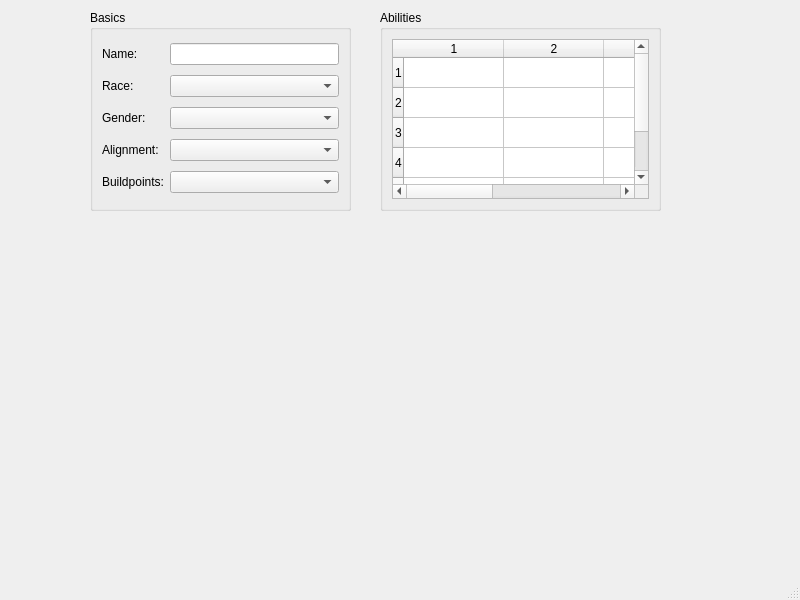
First picture: the form in trunk/qtui/MainWindow.ui, repository djhenderson/ddochargen, before the edit.
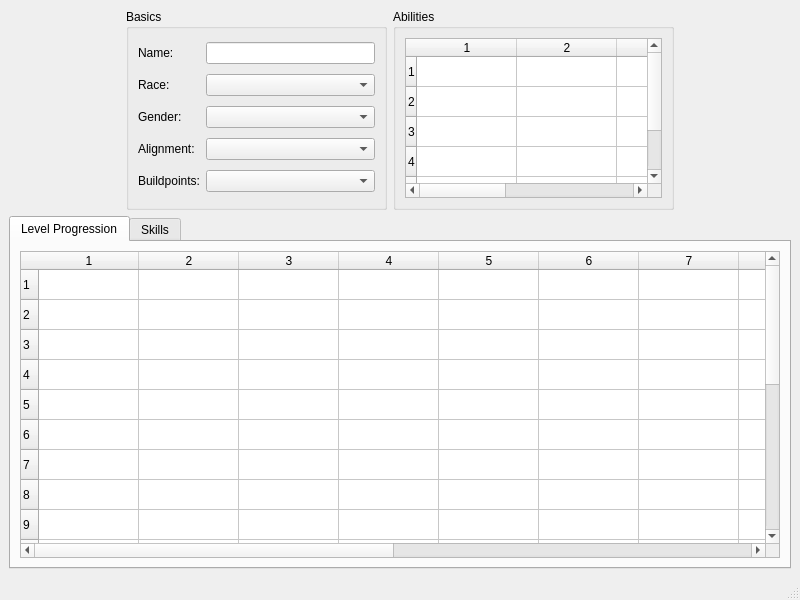
Second picture: the form after the edit.

Commit message: Did more work on the level table and removed the GTK GUI.

Diff of the .ui file:
```diff
--- a/trunk/qtui/MainWindow.ui
+++ b/trunk/qtui/MainWindow.ui
@@ -13,14 +13,20 @@
    <string>DDO Chargen</string>
   </property>
   <widget class="QWidget" name="centralwidget" >
+   <layout class="QGridLayout" >
+    <item rowspan="2" row="0" column="1" >
    <widget class="QGroupBox" name="groupBox" >
-    <property name="geometry" >
-     <rect>
-      <x>90</x>
-      <y>10</y>
+      <property name="minimumSize" >
+       <size>
       <width>261</width>
       <height>201</height>
-     </rect>
+       </size>
+      </property>
+      <property name="maximumSize" >
+       <size>
+        <width>261</width>
+        <height>201</height>
+       </size>
     </property>
     <property name="title" >
      <string>Basics</string>
@@ -78,14 +84,20 @@
      </item>
     </layout>
    </widget>
+    </item>
+    <item rowspan="2" row="0" column="2" >
    <widget class="QGroupBox" name="gb" >
-    <property name="geometry" >
-     <rect>
-      <x>380</x>
-      <y>10</y>
+      <property name="minimumSize" >
+       <size>
       <width>281</width>
       <height>201</height>
-     </rect>
+       </size>
+      </property>
+      <property name="maximumSize" >
+       <size>
+        <width>281</width>
+        <height>201</height>
+       </size>
     </property>
     <property name="title" >
      <string>Abilities</string>
@@ -117,6 +129,97 @@
      </item>
     </layout>
    </widget>
+    </item>
+    <item row="0" column="3" >
+     <spacer>
+      <property name="orientation" >
+       <enum>Qt::Horizontal</enum>
+      </property>
+      <property name="sizeHint" >
+       <size>
+        <width>40</width>
+        <height>20</height>
+       </size>
+      </property>
+     </spacer>
+    </item>
+    <item row="1" column="0" >
+     <spacer>
+      <property name="orientation" >
+       <enum>Qt::Horizontal</enum>
+      </property>
+      <property name="sizeHint" >
+       <size>
+        <width>40</width>
+        <height>20</height>
+       </size>
+      </property>
+     </spacer>
+    </item>
+    <item row="2" column="0" colspan="4" >
+     <widget class="QTabWidget" name="tabs" >
+      <property name="currentIndex" >
+       <number>0</number>
+      </property>
+      <widget class="QWidget" name="tab" >
+       <attribute name="title" >
+        <string>Level Progression</string>
+       </attribute>
+       <layout class="QGridLayout" >
+        <item row="0" column="0" >
+         <widget class="QTableWidget" name="level" >
+          <property name="rowCount" >
+           <number>20</number>
+          </property>
+          <property name="columnCount" >
+           <number>14</number>
+          </property>
+          <row/>
+          <row/>
+          <row/>
+          <row/>
+          <row/>
+          <row/>
+          <row/>
+          <row/>
+          <row/>
+          <row/>
+          <row/>
+          <row/>
+          <row/>
+          <row/>
+          <row/>
+          <row/>
+          <row/>
+          <row/>
+          <row/>
+          <row/>
+          <column/>
+          <column/>
+          <column/>
+          <column/>
+          <column/>
+          <column/>
+          <column/>
+          <column/>
+          <column/>
+          <column/>
+          <column/>
+          <column/>
+          <column/>
+          <column/>
+         </widget>
+        </item>
+       </layout>
+      </widget>
+      <widget class="QWidget" name="tab_2" >
+       <attribute name="title" >
+        <string>Skills</string>
+       </attribute>
+      </widget>
+     </widget>
+    </item>
+   </layout>
   </widget>
   <widget class="QMenuBar" name="menubar" >
    <property name="geometry" >
```
Lines whose indentation alone changed are shown as unchanged. The commit also changes 3 other files.
